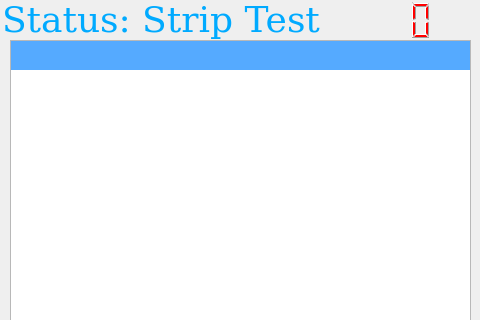
Qt form testingdialog.ui (jack-love/wc100-English) before a commit; both pictures show x 0 to 480 and y 0 to 320 of the 480 by 800 pixel window.
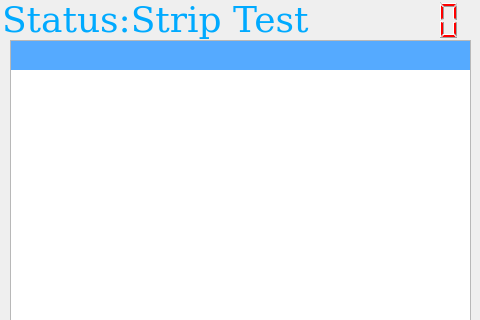
The same form after that commit. Icons and pictures are not drawn.

Diff of the .ui file:
```diff
--- a/testingdialog.ui
+++ b/testingdialog.ui
@@ -24,9 +24,9 @@
   <widget class="QLCDNumber" name="time_Number">
    <property name="geometry">
     <rect>
-     <x>360</x>
+     <x>408</x>
      <y>0</y>
-     <width>101</width>
+     <width>61</width>
      <height>41</height>
     </rect>
    </property>
@@ -142,7 +142,7 @@
     <rect>
      <x>2</x>
      <y>-6</y>
-     <width>341</width>
+     <width>311</width>
      <height>51</height>
     </rect>
    </property>
@@ -156,7 +156,7 @@
     <string notr="true">color:rgb(0, 170, 255); </string>
    </property>
    <property name="text">
-    <string>Status: Strip Test</string>
+    <string>Status:Strip Test</string>
    </property>
   </widget>
   <widget class="QPushButton" name="btn_Start">
@@ -396,6 +396,22 @@
     <string>Menu</string>
    </property>
   </widget>
+  <widget class="QLabel" name="label_process">
+   <property name="geometry">
+    <rect>
+     <x>227</x>
+     <y>6</y>
+     <width>82</width>
+     <height>32</height>
+    </rect>
+   </property>
+   <property name="styleSheet">
+    <string notr="true">background: transparent;</string>
+   </property>
+   <property name="text">
+    <string/>
+   </property>
+  </widget>
  </widget>
  <tabstops>
   <tabstop>btn_Start</tabstop>
```
